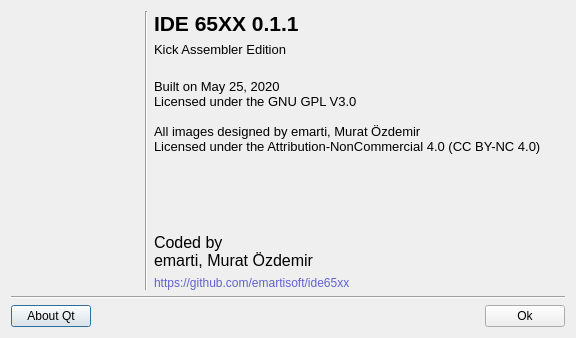
Above: about.ui from emartisoft/IDE65XX before the change. Below: the same form after it.
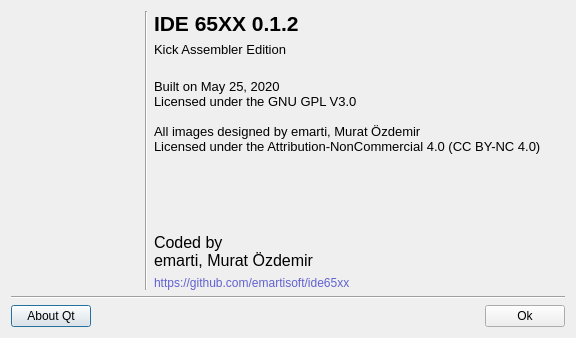
That is the form after the change. Icons and pictures are not drawn.

```diff
--- a/about.ui
+++ b/about.ui
@@ -107,7 +107,7 @@
           </font>
          </property>
          <property name="text">
-          <string notr="true">IDE 65XX 0.1.1</string>
+          <string notr="true">IDE 65XX 0.1.2</string>
          </property>
          <property name="textFormat">
           <enum>Qt::PlainText</enum>
```
